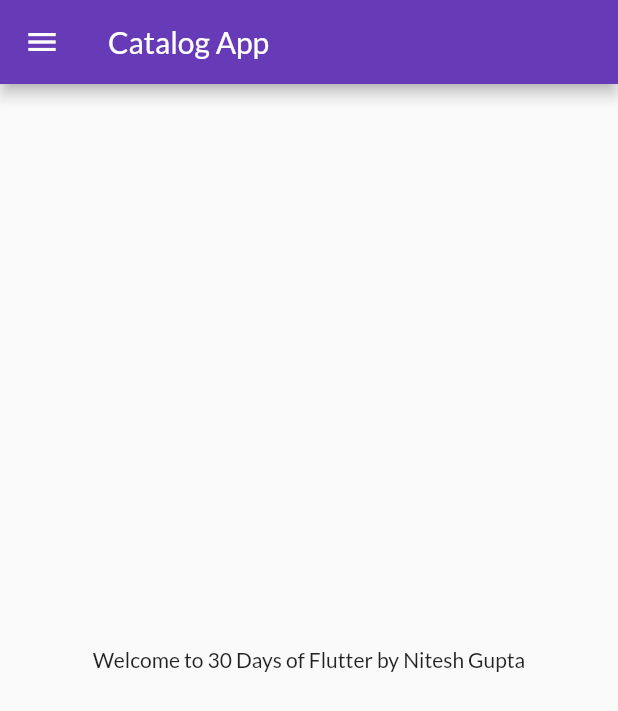
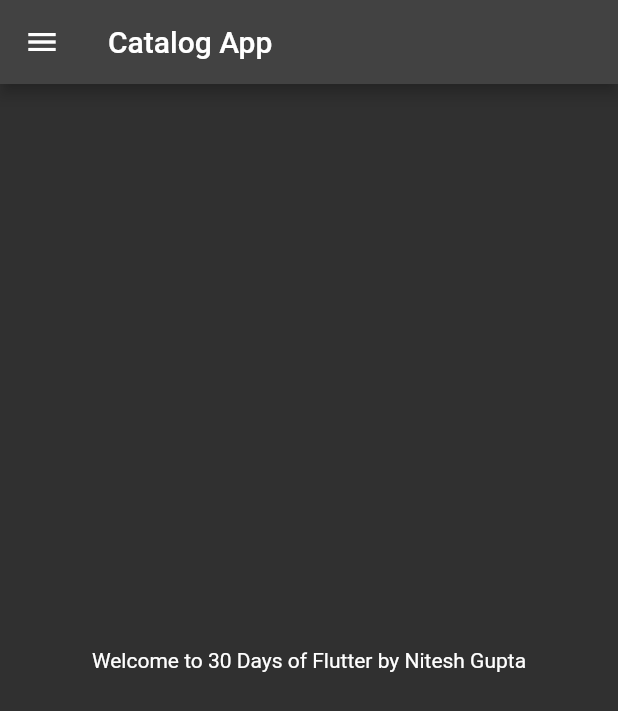
Before and after one commit to iamguptanitesh/30DaysofFlutter, a Flutter app: the screen it shows after launch, on a phone screen of 412 x 824 dp. Shown: the top 711 px of the screen. Run offline on Flutter 3.47's test engine with Material 2 defaults, Android fonts, the phone set to English and light mode, and no system bars; our stand-ins replace google_fonts.

Commit message:
themes extracted

```diff
--- a/lib/main.dart
+++ b/lib/main.dart
@@ -1,6 +1,7 @@
 import 'package:flutter/material.dart';
 import 'package:flutter_catalog/Pages/home_page.dart';
 import 'package:flutter_catalog/Pages/login_page.dart';
+import 'package:flutter_catalog/widgets/themes.dart';
 import 'package:google_fonts/google_fonts.dart';
 import 'utils/routes.dart';
 
@@ -15,15 +16,10 @@ class MyApp extends StatelessWidget {
   Widget build(BuildContext context) {
     return MaterialApp(
       // home: HomePage(),
-      themeMode: ThemeMode.light,
-      theme: ThemeData(
-        primarySwatch: Colors.deepPurple,
-        fontFamily: GoogleFonts.lato().fontFamily,
-      ),
+      themeMode: ThemeMode.dark,
+      theme: MyTheme.lightTheme(context),
+      darkTheme: MyTheme.darkTheme(context),
       debugShowCheckedModeBanner: false,
-      darkTheme: ThemeData(
-        brightness: Brightness.dark,
-      ),
       initialRoute: MyRoutes.homeRoute,
       routes: {
         "/": (Context) => LoginPage(),
--- /dev/null
+++ b/lib/widgets/themes.dart
@@ -0,0 +1,19 @@
+import 'package:flutter/material.dart';
+import 'package:google_fonts/google_fonts.dart';
+
+class MyTheme {
+  static ThemeData lightTheme(BuildContext context) => ThemeData(
+        primarySwatch: Colors.deepPurple,
+        fontFamily: GoogleFonts.lato().fontFamily,
+        appBarTheme: AppBarTheme(
+          color: Colors.white,
+          elevation: 0.0,
+          iconTheme: IconThemeData(color: Colors.black),
+          textTheme: Theme.of(context).textTheme,
+        ),
+      );
+
+  static ThemeData darkTheme(BuildContext context) => ThemeData(
+        brightness: Brightness.dark,
+      );
+}
```
